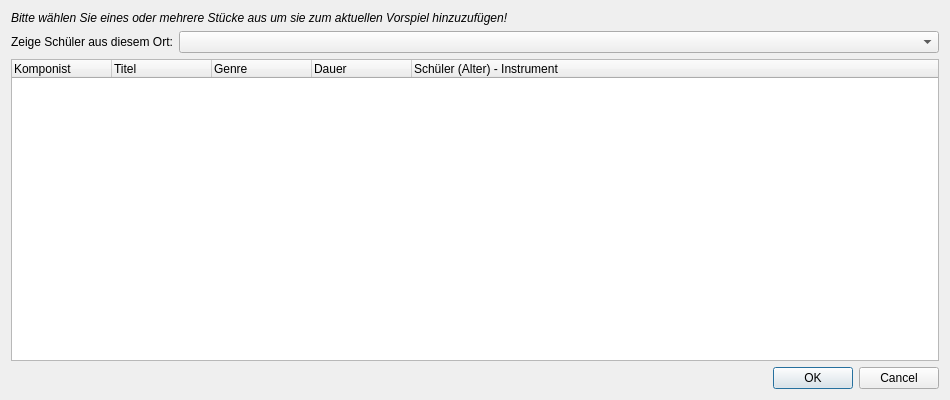
Qt form src/gui/concertmanager/selectpiecesdialog.ui (doitux/qupil) before a commit.
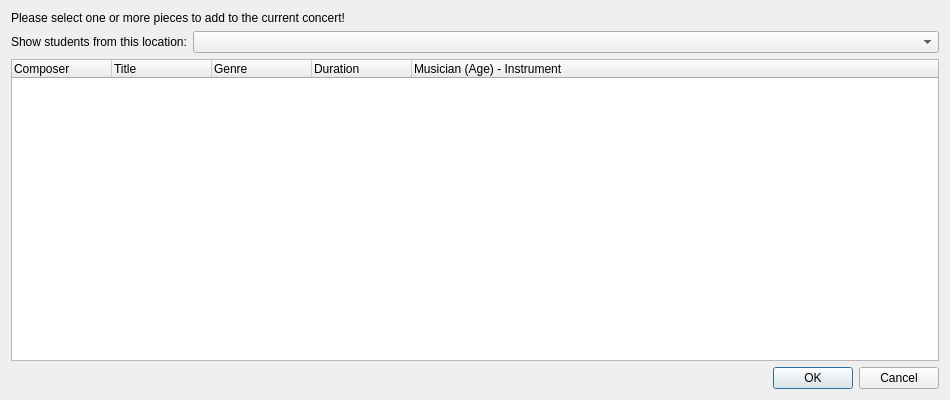
The same form after that commit.

```diff
--- a/src/gui/concertmanager/selectpiecesdialog.ui
+++ b/src/gui/concertmanager/selectpiecesdialog.ui
@@ -17,11 +17,7 @@
    <item row="0" column="0">
     <widget class="QLabel" name="label">
      <property name="text">
-      <string>&lt;!DOCTYPE HTML PUBLIC &quot;-//W3C//DTD HTML 4.0//EN&quot; &quot;http://www.w3.org/TR/REC-html40/strict.dtd&quot;&gt;
-&lt;html&gt;&lt;head&gt;&lt;meta name=&quot;qrichtext&quot; content=&quot;1&quot; /&gt;&lt;style type=&quot;text/css&quot;&gt;
-p, li { white-space: pre-wrap; }
-&lt;/style&gt;&lt;/head&gt;&lt;body style=&quot; font-weight:400; font-style:normal;&quot;&gt;
-&lt;p style=&quot; margin-top:0px; margin-bottom:0px; margin-left:0px; margin-right:0px; -qt-block-indent:0; text-indent:0px;&quot;&gt;&lt;span style=&quot; font-style:italic;&quot;&gt;Bitte wählen Sie eines oder mehrere Stücke aus um sie zum aktuellen Vorspiel hinzuzufügen!&lt;/span&gt;&lt;/p&gt;&lt;/body&gt;&lt;/html&gt;</string>
+      <string>Please select one or more pieces to add to the current concert!</string>
      </property>
     </widget>
    </item>
@@ -30,7 +26,7 @@
      <item>
       <widget class="QLabel" name="label_2">
        <property name="text">
-        <string>Zeige Schüler aus diesem Ort:</string>
+        <string>Show students from this location:</string>
        </property>
       </widget>
      </item>
@@ -62,12 +58,12 @@
      </property>
      <column>
       <property name="text">
-       <string>Komponist</string>
+       <string>Composer</string>
       </property>
      </column>
      <column>
       <property name="text">
-       <string>Titel</string>
+       <string>Title</string>
       </property>
      </column>
      <column>
@@ -77,12 +73,12 @@
      </column>
      <column>
       <property name="text">
-       <string>Dauer</string>
+       <string>Duration</string>
       </property>
      </column>
      <column>
       <property name="text">
-       <string>Schüler (Alter) - Instrument</string>
+       <string>Musician (Age) - Instrument</string>
       </property>
      </column>
     </widget>
```
Left out of the diff: 2 changed lines with no effect on the pictures.
